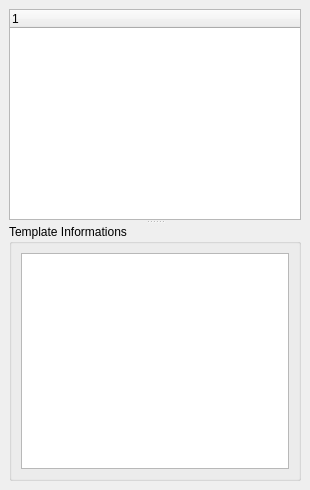
Before: the Qt Designer form src/components/core/templatesOutliner/ui/Templates_Outliner.ui in KelSolaar/sIBL_GUI, drawn with Qt 5.
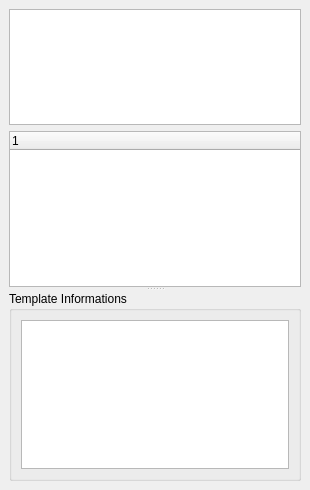
After: the same form once the commit is applied.

Commit message: Implement a QTreeView and QStandardItemModel.

Diff of the .ui file:
```diff
--- a/src/components/core/templatesOutliner/ui/Templates_Outliner.ui
+++ b/src/components/core/templatesOutliner/ui/Templates_Outliner.ui
@@ -15,7 +15,7 @@
   </property>
   <widget class="QWidget" name="Templates_Outliner_dockWidgetContents">
    <layout class="QGridLayout" name="Components_Manager_Ui_dockWidgetContents_gridLayout">
-    <item row="0" column="0">
+    <item row="1" column="0">
      <widget class="QSplitter" name="Templates_Outliner_splitter">
       <property name="orientation">
        <enum>Qt::Vertical</enum>
@@ -49,6 +49,9 @@
       </widget>
      </widget>
     </item>
+    <item row="0" column="0">
+     <widget class="QTreeView" name="Templates_Outliner_treeView"/>
+    </item>
    </layout>
   </widget>
  </widget>
```
The commit also changes 1 other file.
